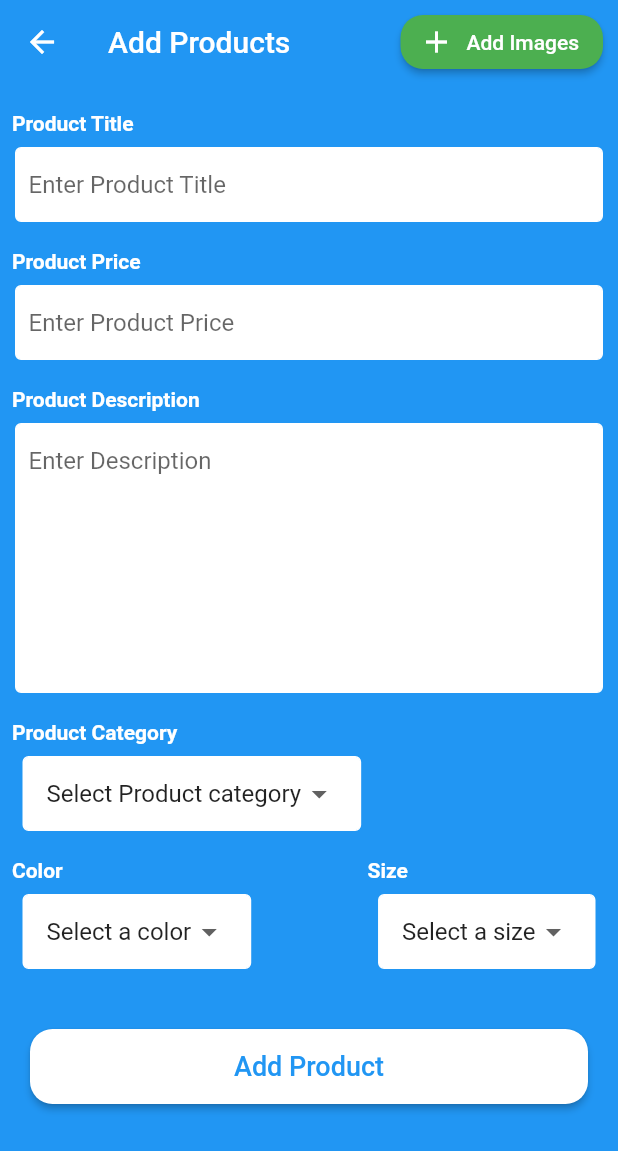
After one commit to Paul-Chen-1998/daugia-happj, a Flutter app: the AddProducts screen opened directly, on a phone screen of 412 x 824 dp. The commit adds this screen. Shown: the top 1151 px of the screen. Run offline on Flutter 3.47's test engine with Material 2 defaults, Android fonts, the phone set to English and light mode, and no system bars; our stand-ins replace auto_size_text, carousel_pro, carousel_slider, cloud_firestore, community_material_icon, curved_navigation_bar and 6 more; missing offline and left inert: flutter_auth_buttons; accounts and stored records are empty.

Commit message:
fix done

```diff
--- a/lib/app/app.dart
+++ b/lib/app/app.dart
@@ -1,4 +1,5 @@
 import 'package:flutter/material.dart';
+import 'package:flutterhappjapp/pages/add_product.dart';
 import 'package:flutterhappjapp/pages/login_ui/authencaiton.dart';
 
 import 'package:flutterhappjapp/pages/login_ui/page_main.dart';
--- a/lib/pages/HomePage.dart
+++ b/lib/pages/HomePage.dart
@@ -28,57 +28,12 @@ class _HomePageState extends State<HomePage> {
       var a = json.decode(response.body);
 //    print("a ${json.decode(response.body)}\n"
 //        "a: https://raw.githubusercontent.com/lovekid1997/backend-app-daugia/master/${a[1]['imageProduct']}");
-      return json.decode(response.body);
+      return a['data'];
     } catch (e) {
       print(e);
     }
   }
 
-
-  saveUserMongoDB(String userID,userName,email,imageUser) async{
-    try{
-      print('begin');
-      print ("$userID,$userName,$email,$imageUser");
-      Map data;
-      data = {
-        "id" :userID,
-        "userName": userName,
-        "email": email,
-        "imageUser" : imageUser,
-      };
-      if(imageUser == null){
-        data = {
-          "id" :userID,
-          "userName": userName,
-          "email": email,
-          "imageUser" : imageUser,
-        };
-      }
-
-      String body = json.encode(data);
-
-      var jsonResponse = null;
-
-      var response = await http.post(Server.signUp, body: data);
-
-      if(response.statusCode == 200){
-        jsonResponse = json.decode(response.body);
-        print('Response status: ${response.statusCode}');
-        print('Response body: ${response.body}');
-        if(jsonResponse != null) {
-          print('id : ${jsonResponse['id']}, luu du lieu tren mongo thanh cong');
-        }
-
-      }else{
-        print(response.body);
-        print('luu du lieu tren mongo that bai');
-      }
-      print ('end');
-    }catch(e){
-      print(e);
-    }
-
-  }
 
 
   @override
@@ -261,8 +216,8 @@ class _SanphamState extends State<Sanpham> {
           itemBuilder: (BuildContext context, int index) {
             return Sanpham_don(
               ten_sp: widget.list[index]['nameProduct'],
-              hinh_sp: widget.list[index]['imageProduct'],
-              gia_sp_moi: widget.list[index]['priceProduct'],
+              hinh_sp: widget.list[index]['imageProduct'][0],
+              gia_sp_moi: widget.list[index]['startPriceProduct'],
               index: index,
             );
           }),
--- /dev/null
+++ b/lib/pages/add_product.dart
@@ -0,0 +1,444 @@
+import 'dart:io';
+import 'package:flutter/material.dart';
+
+import 'package:image_picker/image_picker.dart';
+
+class AddProducts extends StatefulWidget {
+  @override
+  _AddProductsState createState() => _AddProductsState();
+}
+
+class _AddProductsState extends State<AddProducts> {
+  List<DropdownMenuItem<String>> dropDownColors;
+  String selectedColor;
+  List<String> colorList = new List();
+
+  List<DropdownMenuItem<String>> dropDownSizes;
+  String selectedSize;
+  List<String> sizeList = new List();
+
+  List<DropdownMenuItem<String>> dropDownCategories;
+  String selectedCategory;
+  List<String> categoryList = new List();
+
+  //Map<int, File> imagesMap = new Map();
+
+  TextEditingController prodcutTitle = new TextEditingController();
+  TextEditingController prodcutPrice = new TextEditingController();
+  TextEditingController prodcutDesc = new TextEditingController();
+
+  final scaffoldKey = new GlobalKey<ScaffoldState>();
+
+  @override
+  void initState() {
+    // TODO: implement initState
+    super.initState();
+    colorList = new List.from(localColors);
+    sizeList = new List.from(localSizes);
+    categoryList = new List.from(localCatgeories);
+    dropDownColors = buildAndGetDropDownItems(colorList);
+    dropDownSizes = buildAndGetDropDownItems(sizeList);
+    dropDownCategories = buildAndGetDropDownItems(categoryList);
+    selectedColor = dropDownColors[0].value;
+    selectedSize = dropDownSizes[0].value;
+    selectedCategory = dropDownCategories[0].value;
+  }
+
+  @override
+  Widget build(BuildContext context) {
+    return new Scaffold(
+      key: scaffoldKey,
+      backgroundColor: Theme.of(context).primaryColor,
+      appBar: new AppBar(
+        title: new Text("Add Products"),
+        centerTitle: false,
+        elevation: 0.0,
+        actions: <Widget>[
+          Padding(
+            padding: const EdgeInsets.all(10.0),
+            child: new RaisedButton.icon(
+                color: Colors.green,
+                shape: new RoundedRectangleBorder(
+                    borderRadius:
+                    new BorderRadius.all(new Radius.circular(15.0))),
+                onPressed: () => pickImage(),
+                icon: Icon(
+                  Icons.add,
+                  color: Colors.white,
+                ),
+                label: new Text(
+                  "Add Images",
+                  style: new TextStyle(color: Colors.white),
+                )),
+          )
+        ],
+      ),
+      body: new SingleChildScrollView(
+        child: new Column(
+          mainAxisAlignment: MainAxisAlignment.start,
+          crossAxisAlignment: CrossAxisAlignment.start,
+          children: <Widget>[
+            MultiImagePickerList(
+                imageList: imageList,
+                removeNewImage: (index) {
+                  removeImage(index);
+                }),
+            new SizedBox(
+              height: 10.0,
+            ),
+            productTextField(
+                textTitle: "Product Title",
+                textHint: "Enter Product Title",
+                controller: prodcutTitle),
+            new SizedBox(
+              height: 10.0,
+            ),
+            productTextField(
+                textTitle: "Product Price",
+                textHint: "Enter Product Price",
+                textType: TextInputType.number,
+                controller: prodcutPrice),
+            new SizedBox(
+              height: 10.0,
+            ),
+            productTextField(
+                textTitle: "Product Description",
+                textHint: "Enter Description",
+                controller: prodcutDesc,
+                height: 180.0),
+            new SizedBox(
+              height: 10.0,
+            ),
+            productDropDown(
+                textTitle: "Product Category",
+                selectedItem: selectedCategory,
+                dropDownItems: dropDownCategories,
+                changedDropDownItems: changedDropDownCategory),
+            new SizedBox(
+              height: 10.0,
+            ),
+            Row(
+              mainAxisAlignment: MainAxisAlignment.spaceBetween,
+              children: <Widget>[
+                productDropDown(
+                    textTitle: "Color",
+                    selectedItem: selectedColor,
+                    dropDownItems: dropDownColors,
+                    changedDropDownItems: changedDropDownColor),
+                productDropDown(
+                    textTitle: "Size",
+                    selectedItem: selectedSize,
+                    dropDownItems: dropDownSizes,
+                    changedDropDownItems: changedDropDownSize),
+              ],
+            ),
+            new SizedBox(
+              height: 20.0,
+            ),
+            appButton(
+                btnTxt: "Add Product",
+                onBtnclicked: addNewProducts,
+                btnPadding: 20.0,
+                btnColor: Theme.of(context).primaryColor),
+          ],
+        ),
+      ),
+    );
+  }
+
+  List<String> localColors = [
+    "Select a color",
+    "All Colors",
+    "Red",
+    "Orange",
+    "Yellow",
+    "Green",
+    "Blue",
+    "Indigo",
+    "Violet"
+  ];
+
+  List<String> localSizes = [
+    "Select a size",
+    "All Sizes",
+    "Small",
+    "Meduim",
+    "Large",
+    "Extra Large"
+  ];
+
+  List<String> localCatgeories = [
+    "Select Product category",
+    "Tops",
+    "Shirts",
+    "Shoes",
+    "Bom-shorts",
+    "Jeans",
+    "Bags",
+    "Make-ups"
+  ];
+
+  Widget MultiImagePickerList(
+      {List<File> imageList, VoidCallback removeNewImage(int position)}) {
+    return new Padding(
+      padding: const EdgeInsets.only(left: 15.0, right: 15.0),
+      child: imageList == null || imageList.length == 0
+          ? new Container()
+          : new SizedBox(
+        height: 150.0,
+        child: new ListView.builder(
+            itemCount: imageList.length,
+            scrollDirection: Axis.horizontal,
+            itemBuilder: (context, index) {
+              return new Padding
+                (
+                padding: new EdgeInsets.only(left: 3.0, right: 3.0),
+                child: new Stack(
+                  children: <Widget>[
+                    new Container(
+                      width: 150.0,
+                      height: 150.0,
+                      decoration: new BoxDecoration(
+                          color: Colors.grey.withAlpha(100),
+                          borderRadius: new BorderRadius.all(
+                              new Radius.circular(15.0)),
+                          image: new DecorationImage(
+                              fit: BoxFit.cover,
+                              image: new FileImage(imageList[index]))),
+                    ),
+                    new Padding(
+                      padding: const EdgeInsets.all(5.0),
+                      child: new CircleAvatar(
+                        backgroundColor: Colors.red[600],
+                        child: new IconButton(
+                            icon: new Icon(
+                              Icons.clear,
+                              color: Colors.white,
+                            ),
+                            onPressed: () {
+                              removeNewImage(index);
+                            }),
+                      ),
+                    )
+                  ],
+                ),
+              );
+            }),
+      ),
+    );
+  }
+  List<DropdownMenuItem<String>> buildAndGetDropDownItems(List size) {
+    List<DropdownMenuItem<String>> items = new List();
+    for (String size in size) {
+      items.add(new DropdownMenuItem(value: size, child: new Text(size)));
+    }
+    return items;
+  }
+
+  Widget productTextField(
+      {String textTitle,
+        String textHint,
+        double height,
+        TextEditingController controller,
+        TextInputType textType}) {
+    textTitle == null ? textTitle = "Enter Title" : textTitle;
+    textHint == null ? textHint = "Enter Hint" : textHint;
+    height == null ? height = 50.0 : height;
+    //height !=null
+
+    return Column(
+      //mainAxisAlignment: MainAxisAlignment.start,
+      crossAxisAlignment: CrossAxisAlignment.start,
+      children: <Widget>[
+        new Padding(
+          padding: const EdgeInsets.all(8.0),
+          child: new Text(
+            textTitle,
+            style:
+            new TextStyle(fontWeight: FontWeight.w700, color: Colors.white),
+          ),
+        ),
+        new Padding(
+          padding: const EdgeInsets.only(left: 10.0, right: 10.0),
+          child: new Container(
+            height: height,
+            decoration: new BoxDecoration(
+                color: Colors.white,
+                border: new Border.all(color: Colors.white),
+                borderRadius: new BorderRadius.all(new Radius.circular(4.0))),
+            child: new Padding(
+              padding: const EdgeInsets.only(left: 8.0, right: 8.0),
+              child: new TextField(
+                controller: controller,
+                keyboardType: textType == null ? TextInputType.text : textType,
+                decoration: new InputDecoration(
+                    border: InputBorder.none, hintText: textHint),
+              ),
+            ),
+          ),
+        ),
+      ],
+    );
+  }
+
+  Widget productDropDown(
+      {String textTitle,
+        String selectedItem,
+        List<DropdownMenuItem<String>> dropDownItems,
+        ValueChanged<String> changedDropDownItems}) {
+    textTitle == null ? textTitle = "Enter Title" : textTitle;
+    return Column(
+      crossAxisAlignment: CrossAxisAlignment.start,
+      mainAxisAlignment: MainAxisAlignment.start,
+      children: <Widget>[
+        new Padding(
+          padding: const EdgeInsets.all(8.0),
+          child: new Text(
+            textTitle,
+            style:
+            new TextStyle(fontWeight: FontWeight.w700, color: Colors.white),
+          ),
+        ),
+        Padding(
+          padding: const EdgeInsets.only(left: 15.0, right: 15.0),
+          child: Container(
+            decoration: new BoxDecoration(
+                color: Colors.white,
+                border: new Border.all(color: Colors.white),
+                borderRadius: new BorderRadius.all(new Radius.circular(4.0))),
+            child: Padding(
+              padding: const EdgeInsets.only(left: 15.0, right: 15.0),
+              child: new DropdownButtonHideUnderline(
+                  child: new DropdownButton(
+                    value: selectedItem,
+                    items: dropDownItems,
+                    onChanged: changedDropDownItems,
+                  )),
+            ),
+          ),
+        ),
+      ],
+    );
+  }
+
+  void changedDropDownColor(String selectedSize) {
+    setState(() {
+      selectedColor = selectedSize;
+    });
+  }
+
+  void changedDropDownCategory(String selectedSize) {
+    setState(() {
+      selectedCategory = selectedSize;
+    });
+  }
+
+  void changedDropDownSize(String selected) {
+    setState(() {
+      selectedSize = selected;
+    });
+  }
+
+  List<File> imageList;
+
+  pickImage() async {
+    File file = await ImagePicker.pickImage(source: ImageSource.gallery);
+    if (file != null) {
+      //imagesMap[imagesMap.length] = file;
+      List<File> imageFile = new List();
+      imageFile.add(file);
+      //imageList = new List.from(imageFile);
+      if (imageList == null) {
+        imageList = new List.from(imageFile, growable: true);
+      } else {
+        for (int s = 0; s < imageFile.length; s++) {
+          imageList.add(file);
+        }
+      }
+      setState(() {});
+    }
+  }
+
+  removeImage(int index) async {
+    //imagesMap.remove(index);
+    imageList.removeAt(index);
+    setState(() {});
+  }
+
+  addNewProducts() {
+    if (imageList == null || imageList.isEmpty) {
+      showSnackBar("Product Images cannot be empty", scaffoldKey);
+      return;
+    }
+
+    if (prodcutTitle.text == "") {
+      showSnackBar("Product Title cannot be empty", scaffoldKey);
+      return;
+    }
+
+    if (prodcutPrice.text == "") {
+      showSnackBar("Product Price cannot be empty", scaffoldKey);
+      return;
+    }
+
+    if (prodcutDesc.text == "") {
+      showSnackBar("Product Description cannot be empty", scaffoldKey);
+      return;
+    }
+
+    if (selectedCategory == "Select Product category") {
+      showSnackBar("Please select a category", scaffoldKey);
+      return;
+    }
+
+    if (selectedColor == "Select a color") {
+      showSnackBar("Please select a color", scaffoldKey);
+      return;
+    }
+
+    if (selectedSize == "Select a size") {
+      showSnackBar("Please select a size", scaffoldKey);
+      return;
+    }
+
+    Map newProduct = {};
+  }
+  showSnackBar(String message, final scaffoldKey) {
+    scaffoldKey.currentState.showSnackBar(new SnackBar(
+      backgroundColor: Colors.red[600],
+      content: new Text(
+        message,
+        style: new TextStyle(color: Colors.white),
+      ),
+    ));
+  }
+
+  Widget appButton(
+      {String btnTxt,
+        double btnPadding,
+        Color btnColor,
+        VoidCallback onBtnclicked}) {
+    btnTxt == null ? btnTxt == "App Button" : btnTxt;
+    btnPadding == null ? btnPadding = 0.0 : btnPadding;
+    btnColor == null ? btnColor = Colors.black : btnColor;
+
+    return Padding(
+      padding: new EdgeInsets.all(btnPadding),
+      child: new RaisedButton(
+        color: Colors.white,
+        shape: new RoundedRectangleBorder(
+            borderRadius: new BorderRadius.all(new Radius.circular(15.0))),
+        onPressed: onBtnclicked,
+        child: Container(
+          height: 50.0,
+          child: new Center(
+            child: new Text(
+              btnTxt,
+              style: new TextStyle(color: btnColor, fontSize: 18.0),
+            ),
+          ),
+        ),
+      ),
+    );
+  }
+}
```
